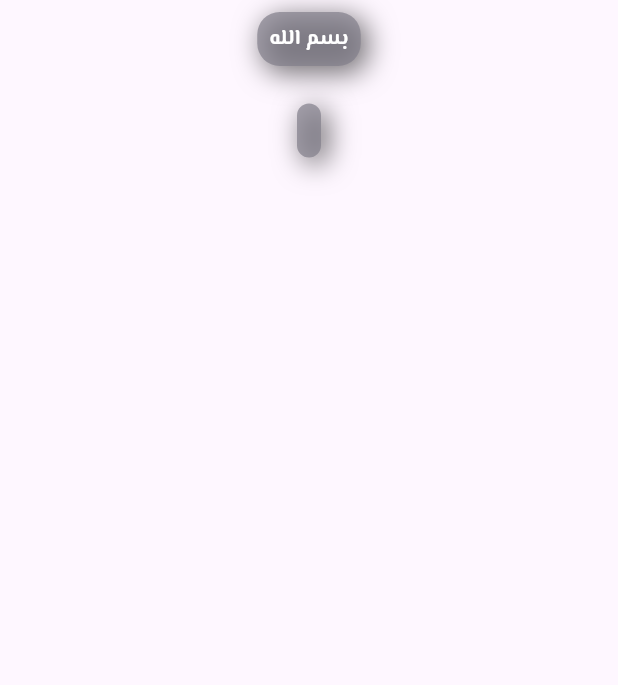
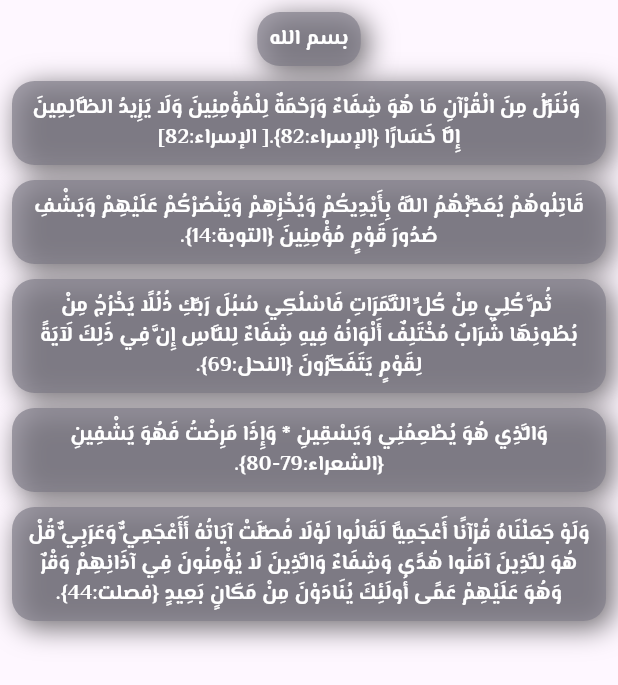
Before and after one commit to Eng-abdullahashraf/Atebaa, a Flutter app: the AyatScreen widget shown alone on an empty page, opened directly, on a phone screen of 412 x 824 dp. Shown: the top 685 px of the screen. Run offline on Flutter 3.47's test engine with Material 2 defaults, Android fonts, the phone set to English and light mode, and no system bars; our stand-ins replace bloc, cloud_firestore, connectivity_plus, curved_navigation_bar, firebase_core, get and 2 more; missing offline and left inert: animated_conditional_builder, drop_down_list; accounts and stored records are empty.

Commit message:
Revert "upto"
This reverts commit 03e249b3e4d39d241615c5e869ff9432dcf60e4f.

```diff
--- a/lib/Screen/Homescreen.dart
+++ b/lib/Screen/Homescreen.dart
@@ -33,6 +33,7 @@ class Homescreen extends StatelessWidget {
                     child: Image(
                       height: 150,
                       image: AssetImage('images/atebaa.png'),
+                      color: Appcolor().firstcolor,
                     ),
                   ),
 
--- a/lib/Screen/ayat.dart
+++ b/lib/Screen/ayat.dart
@@ -13,14 +13,27 @@ class AyatScreen extends StatelessWidget {
       init: homecontroller(),
       builder: (controller) =>  Padding(
         padding: const EdgeInsets.all(8.0),
+        child: SingleChildScrollView(
           child: Column(
               children: [
                 containerApp("بسم الله", TextAlign.center),
                 SizedBox(
-                height: 25,
+                  height: 10,
                 ),
-              containerApp("",TextAlign.center),
+                containerApp(" وَنُنَزِّلُ مِنَ الْقُرْآنِ مَا هُوَ شِفَاءٌ وَرَحْمَةٌ لِلْمُؤْمِنِينَ وَلَا يَزِيدُ الظَّالِمِينَ إِلَّا خَسَارًا {الإسراء:82}."
+                "[ الإسراء:" "82" "]",TextAlign.center),
+                SizedBox(height: 10,),
+                containerApp("قَاتِلُوهُمْ يُعَذِّبْهُمُ اللَّهُ بِأَيْدِيكُمْ وَيُخْزِهِمْ وَيَنْصُرْكُمْ عَلَيْهِمْ وَيَشْفِ صُدُورَ قَوْمٍ مُؤْمِنِينَ {التوبة:14}.", TextAlign.center),
+                SizedBox(
+                  height: 10,
+                ),
+                containerApp(" ثُمَّ كُلِي مِنْ كُلِّ الثَّمَرَاتِ فَاسْلُكِي سُبُلَ رَبِّكِ ذُلُلًا يَخْرُجُ مِنْ بُطُونِهَا شَرَابٌ مُخْتَلِفٌ أَلْوَانُهُ فِيهِ شِفَاءٌ لِلنَّاسِ إِنَّ فِي ذَلِكَ لَآيَةً لِقَوْمٍ يَتَفَكَّرُونَ {النحل:69}. ",TextAlign.center),
+                SizedBox(height: 10,),
+                containerApp("وَالَّذِي هُوَ يُطْعِمُنِي وَيَسْقِينِ * وَإِذَا مَرِضْتُ فَهُوَ يَشْفِينِ {الشعراء:79-80}.", TextAlign.center),
+                SizedBox(height: 10,),
+                containerApp("وَلَوْ جَعَلْنَاهُ قُرْآنًا أَعْجَمِيًّا لَقَالُوا لَوْلَا فُصِّلَتْ آيَاتُهُ أَأَعْجَمِيٌّ وَعَرَبِيٌّ قُلْ هُوَ لِلَّذِينَ آمَنُوا هُدًى وَشِفَاءٌ وَالَّذِينَ لَا يُؤْمِنُونَ فِي آذَانِهِمْ وَقْرٌ وَهُوَ عَلَيْهِمْ عَمًى أُولَئِكَ يُنَادَوْنَ مِنْ مَكَانٍ بَعِيدٍ {فصلت:44}.", TextAlign.center)
               ],
+            ),
         ),
       ),
       ),
--- a/lib/Screen/splash.dart
+++ b/lib/Screen/splash.dart
@@ -43,6 +43,7 @@ class _Splash extends State<Splash> {
                 child: Image(
                   height: 150,
                   image: AssetImage('images/atebaa.png'),
+                  color: Appcolor().firstcolor,
                 ),
               ),
               /*child: Text(
--- a/lib/Screen/zekr.dart
+++ b/lib/Screen/zekr.dart
@@ -12,8 +12,7 @@ class Zekr extends StatelessWidget {
       child: GetBuilder<homecontroller>(
           init: homecontroller(),
           builder: (controller) => Scaffold(
-                body: SingleChildScrollView(
-                  child: Column(
+                body: Column(
                   children: [
                     Container(width: 500,
                         color: Appcolor().firstcolor,
@@ -46,6 +45,7 @@ class Zekr extends StatelessWidget {
                         Column(
                           children: [
                             Container(
+                              height: 1000,
                               child: controller.zekrScreens[controller.zekrnmuber!],
                             ),
                           ],
@@ -54,7 +54,6 @@ class Zekr extends StatelessWidget {
                     ),
                   ],
                 ),
-                ),
               )),
     );
   }
```
Also changed, not shown: lib/Screen/aboutus.dart (+18 -1 lines), lib/Screen/uplaoddata.dart (+3 -4 lines), lib/controller/cache.dart (added, +34 -0 lines), images/atebaa.png. Lines whose indentation alone changed are shown as unchanged.
